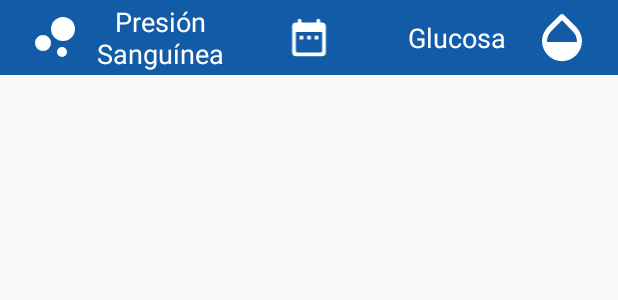
After one commit to acespedesv/SymptomProject, an Android app: the layout fragment_main_menu.xml on its own in the app's theme, with its tools: preview values and no code run, on a phone screen of 412 x 824 dp. The commit adds this screen. Shown: the top 300 px of the screen. Run offline under Robolectric (Android 15) with nearby library versions, the phone set to English and light mode, and no system bars.

Commit message:
Add fragments to mainactivity

```diff
--- /dev/null
+++ b/app/src/main/res/drawable/ic_glucosaicon.xml
@@ -0,0 +1,4 @@
+<vector android:height="128dp" android:viewportHeight="24"
+    android:viewportWidth="24" android:width="128dp" xmlns:android="http://schemas.android.com/apk/res/android">
+    <path android:fillColor="@color/colorMainWhite" android:pathData="M17.66,8l-4.95,-4.94c-0.39,-0.39 -1.02,-0.39 -1.41,0L6.34,8C4.78,9.56 4,11.64 4,13.64s0.78,4.11 2.34,5.67 3.61,2.35 5.66,2.35 4.1,-0.79 5.66,-2.35S20,15.64 20,13.64 19.22,9.56 17.66,8zM6,14c0.01,-2 0.62,-3.27 1.76,-4.4L12,5.27l4.24,4.38C17.38,10.77 17.99,12 18,14H6z"/>
+</vector>
--- /dev/null
+++ b/app/src/main/res/drawable/ic_history.xml
@@ -0,0 +1,4 @@
+<vector android:height="128dp" android:viewportHeight="24"
+    android:viewportWidth="24" android:width="128dp" xmlns:android="http://schemas.android.com/apk/res/android">
+    <path android:fillColor="@color/colorMainWhite" android:pathData="M19,4h-1L18,3c0,-0.55 -0.45,-1 -1,-1s-1,0.45 -1,1v1L8,4L8,3c0,-0.55 -0.45,-1 -1,-1s-1,0.45 -1,1v1L5,4c-1.11,0 -1.99,0.9 -1.99,2L3,20c0,1.1 0.89,2 2,2h14c1.1,0 2,-0.9 2,-2L21,6c0,-1.1 -0.9,-2 -2,-2zM19,19c0,0.55 -0.45,1 -1,1L6,20c-0.55,0 -1,-0.45 -1,-1L5,9h14v10zM7,11h2v2L7,13zM11,11h2v2h-2zM15,11h2v2h-2z"/>
+</vector>
--- /dev/null
+++ b/app/src/main/res/drawable/ic_menu.xml
@@ -0,0 +1,5 @@
+<vector android:height="24dp" android:tint="#FFFFFF"
+    android:viewportHeight="24.0" android:viewportWidth="24.0"
+    android:width="24dp" xmlns:android="http://schemas.android.com/apk/res/android">
+    <path android:fillColor="#FF000000" android:pathData="M3,18h18v-2L3,16v2zM3,13h18v-2L3,11v2zM3,6v2h18L21,6L3,6z"/>
+</vector>
--- /dev/null
+++ b/app/src/main/res/drawable/ic_presionicon.xml
@@ -0,0 +1,6 @@
+<vector android:height="128dp" android:viewportHeight="24"
+    android:viewportWidth="24" android:width="128dp" xmlns:android="http://schemas.android.com/apk/res/android">
+    <path android:fillColor="@color/colorMainWhite" android:pathData="M7.2,14.4m-3.2,0a3.2,3.2 0,1 1,6.4 0a3.2,3.2 0,1 1,-6.4 0"/>
+    <path android:fillColor="@color/colorMainWhite" android:pathData="M14.8,18m-2,0a2,2 0,1 1,4 0a2,2 0,1 1,-4 0"/>
+    <path android:fillColor="@color/colorMainWhite" android:pathData="M15.2,8.8m-4.8,0a4.8,4.8 0,1 1,9.6 0a4.8,4.8 0,1 1,-9.6 0"/>
+</vector>
--- a/app/src/main/res/drawable/img_male_front.xml
+++ b/app/src/main/res/drawable/img_male_front.xml
@@ -1,6 +1,6 @@
 <vector xmlns:android="http://schemas.android.com/apk/res/android"
-    android:width="450dp"
-    android:height="450dp"
+    android:width="156dp"
+    android:height="156dp"
     android:viewportWidth="450"
     android:viewportHeight="450">
   <path
--- /dev/null
+++ b/app/src/main/res/layout/fragment_main_menu.xml
@@ -0,0 +1,66 @@
+<?xml version="1.0" encoding="utf-8"?>
+<LinearLayout xmlns:android="http://schemas.android.com/apk/res/android"
+    xmlns:tools="http://schemas.android.com/tools"
+    android:layout_width="match_parent"
+    android:layout_height="50dp"
+    android:gravity="center"
+    android:orientation="horizontal"
+    android:background="@color/colorDarkBlue"
+    tools:context=".MainMenuFragment">
+
+    <LinearLayout
+        android:layout_width="wrap_content"
+        android:layout_height="match_parent"
+        android:layout_weight="1"
+        android:gravity="center"
+        android:orientation="horizontal">
+
+        <ImageView
+            android:layout_width="40dp"
+            android:layout_height="40dp"
+            android:src="@drawable/ic_presionicon"
+            android:contentDescription="@string/presion_button" />
+
+        <TextView
+            android:layout_width="100dp"
+            android:layout_height="match_parent"
+            android:gravity="center"
+            android:text="@string/presion_button"
+            android:textAlignment="center"
+            android:textColor="@color/colorMainWhite"
+            android:textSize="18sp" />
+
+    </LinearLayout>
+
+    <ImageView
+        android:src="@drawable/ic_history"
+        android:layout_width="30dp"
+        android:layout_height="30dp"
+        android:layout_weight="1"
+        android:contentDescription="@string/history_button" />
+
+    <LinearLayout
+        android:layout_width="wrap_content"
+        android:layout_height="match_parent"
+        android:layout_weight="1"
+        android:gravity="center"
+        android:orientation="horizontal">
+
+        <TextView
+            android:layout_width="100dp"
+            android:textAlignment="center"
+            android:gravity="center"
+            android:layout_height="match_parent"
+            android:text="@string/glucosa_button"
+            android:textColor="@color/colorMainWhite"
+            android:textSize="18sp" />
+
+        <ImageView
+            android:src="@drawable/ic_glucosaicon"
+            android:layout_width="40dp"
+            android:layout_height="40dp"
+            android:contentDescription="@string/presion_button" />
+
+    </LinearLayout>
+
+</LinearLayout>
--- a/app/src/main/res/values/strings.xml
+++ b/app/src/main/res/values/strings.xml
@@ -1,7 +1,9 @@
 <resources>
     <string name="app_name">Symptoms</string>
     <string name="action_settings">Settings</string>
-
-    <!-- TODO: Remove or change this placeholder text -->
     <string name="hello_blank_fragment">Hello blank fragment</string>
+    <string name="presion_button">Presión Sanguínea</string>
+    <string name="glucosa_button">Glucosa</string>
+    <string name="history_button">Historial</string>
+    <string name="date_sample">Miércoles 19, Febrero</string>
 </resources>
```
Also changed, not shown: app/src/main/java/com/project/symptoms/BodyFragment.java (added, +110 -0 lines), app/src/main/java/com/project/symptoms/BodyView.java (+5 -15 lines), app/src/main/java/com/project/symptoms/CalendarFragment.java (added, +110 -0 lines), app/src/main/java/com/project/symptoms/MainActivity.java (+10 -12 lines), app/src/main/java/com/project/symptoms/MainMenuFragment.java (added, +110 -0 lines), app/src/main/res/layout/activity_main.xml (+44 -12 lines), app/src/main/res/layout/content_main.xml (deleted, +0 -27 lines), app/src/main/res/layout/fragment_body.xml (added, +27 -0 lines), app/src/main/res/layout/fragment_calendar.xml (added, +66 -0 lines), app/src/main/res/font/montserrat.ttf (added).
